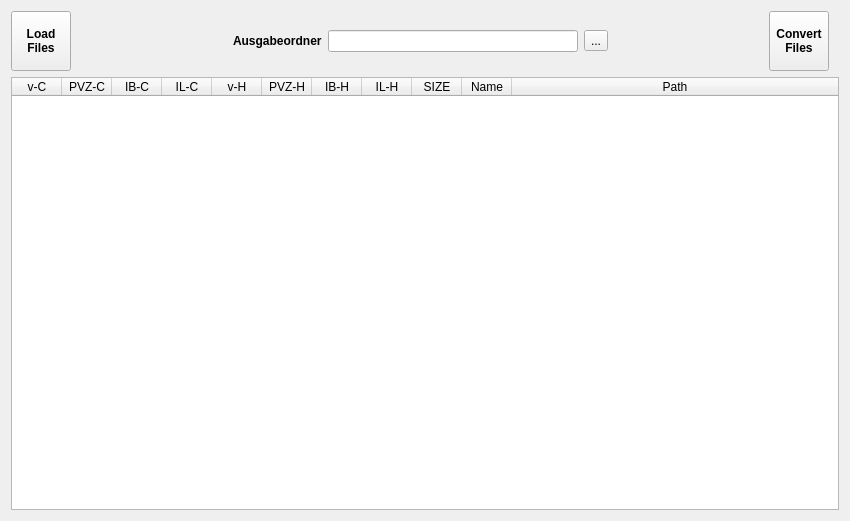
First picture: the form in gui/multiImportGUI.ui, repository lhalb/Figurprogrammierung, before the edit.
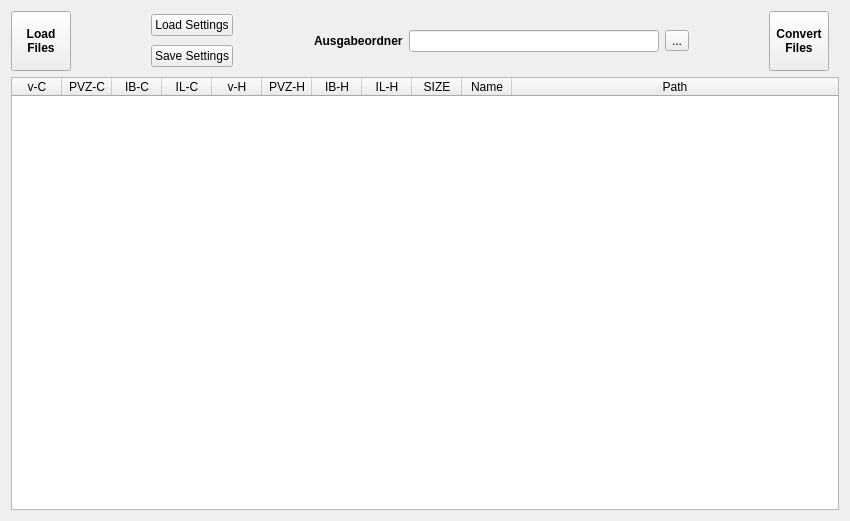
Second picture: the form after the edit.

Commit message: First test for implementation of Setting Im-/Export

```diff
--- a/gui/multiImportGUI.ui
+++ b/gui/multiImportGUI.ui
@@ -73,6 +73,46 @@
        </property>
       </spacer>
      </item>
+     <item>
+      <layout class="QVBoxLayout" name="verticalLayout_2">
+       <property name="leftMargin">
+        <number>0</number>
+       </property>
+       <item>
+        <widget class="QPushButton" name="but_load_set">
+         <property name="text">
+          <string>Load Settings</string>
+         </property>
+         <property name="autoDefault">
+          <bool>false</bool>
+         </property>
+        </widget>
+       </item>
+       <item>
+        <widget class="QPushButton" name="but_save_set">
+         <property name="text">
+          <string>Save Settings</string>
+         </property>
+         <property name="autoDefault">
+          <bool>false</bool>
+         </property>
+        </widget>
+       </item>
+      </layout>
+     </item>
+     <item>
+      <spacer name="horizontalSpacer_3">
+       <property name="orientation">
+        <enum>Qt::Horizontal</enum>
+       </property>
+       <property name="sizeHint" stdset="0">
+        <size>
+         <width>40</width>
+         <height>20</height>
+        </size>
+       </property>
+      </spacer>
+     </item>
      <item>
       <layout class="QGridLayout" name="gridLayout_3">
        <item row="0" column="2">
```
The commit also changes 4 other files.
